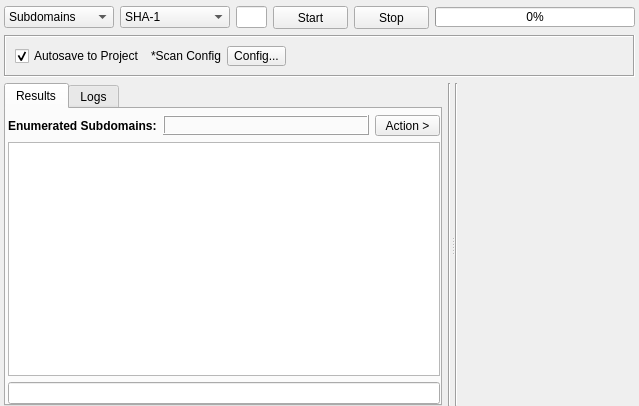
This is gui/src/engines/cert/Cert.ui in 3nock/OTE as Qt 5 draws it before an edit. The edited form follows.
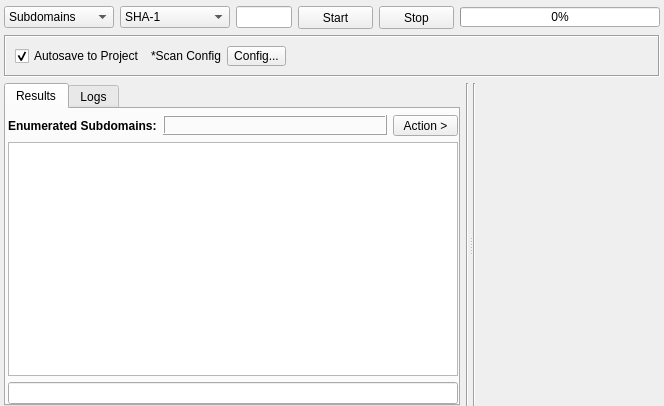
This is the edited form. Custom widgets are drawn as their Qt base class.

Commit message: working on the cert Engine....

Diff of the .ui file:
```diff
--- a/gui/src/engines/cert/Cert.ui
+++ b/gui/src/engines/cert/Cert.ui
@@ -6,7 +6,7 @@
    <rect>
     <x>0</x>
     <y>0</y>
-    <width>639</width>
+    <width>664</width>
     <height>406</height>
    </rect>
   </property>
@@ -402,6 +402,27 @@
              <property name="horizontalScrollMode">
               <enum>QAbstractItemView::ScrollPerPixel</enum>
              </property>
+             <property name="indentation">
+              <number>0</number>
+             </property>
+             <property name="uniformRowHeights">
+              <bool>true</bool>
+             </property>
+             <attribute name="headerVisible">
+              <bool>false</bool>
+             </attribute>
+             <attribute name="headerCascadingSectionResizes">
+              <bool>true</bool>
+             </attribute>
+             <attribute name="headerMinimumSectionSize">
+              <number>200</number>
+             </attribute>
+             <attribute name="headerDefaultSectionSize">
+              <number>200</number>
+             </attribute>
+             <attribute name="headerStretchLastSection">
+              <bool>true</bool>
+             </attribute>
             </widget>
            </item>
            <item>
```
The commit also changes 7 other files.
